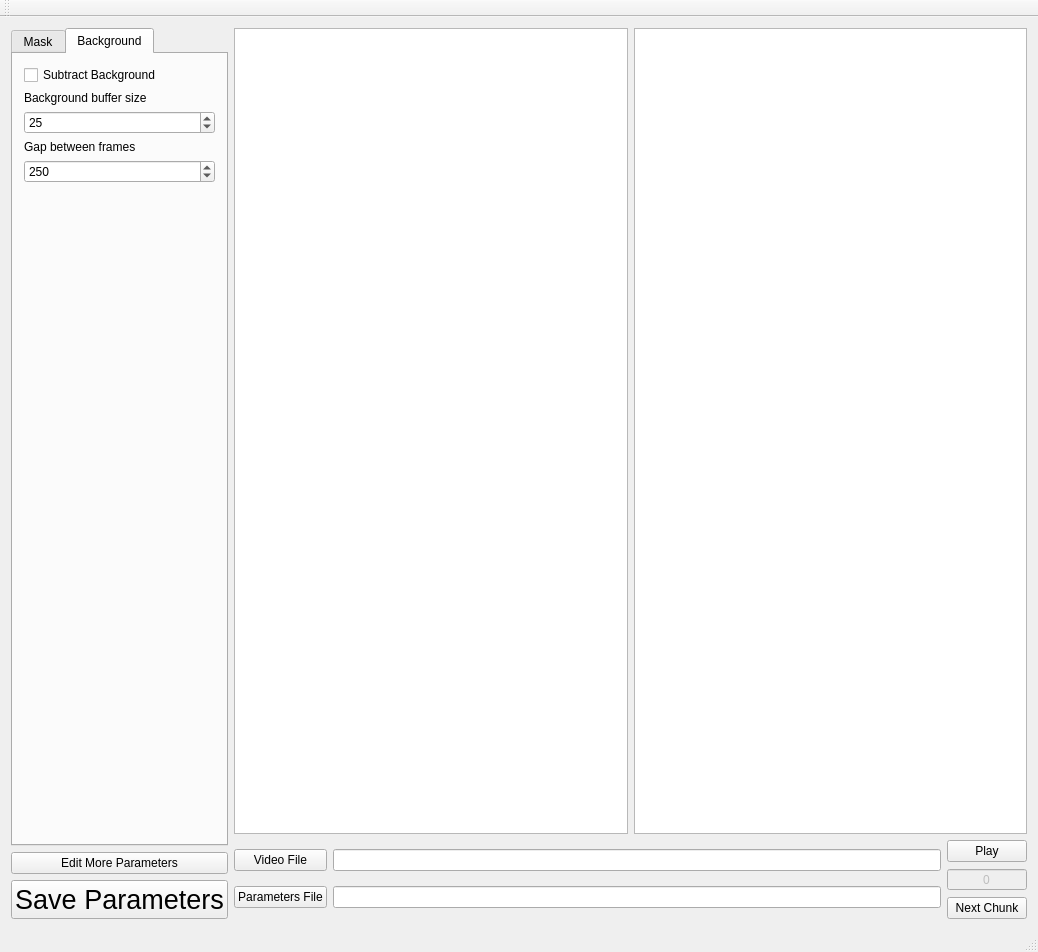
Above: tierpsy/gui/QtDesignerFiles/GetMaskParams.ui from ver228/tierpsy-tracker before the change. Below: the same form after it.
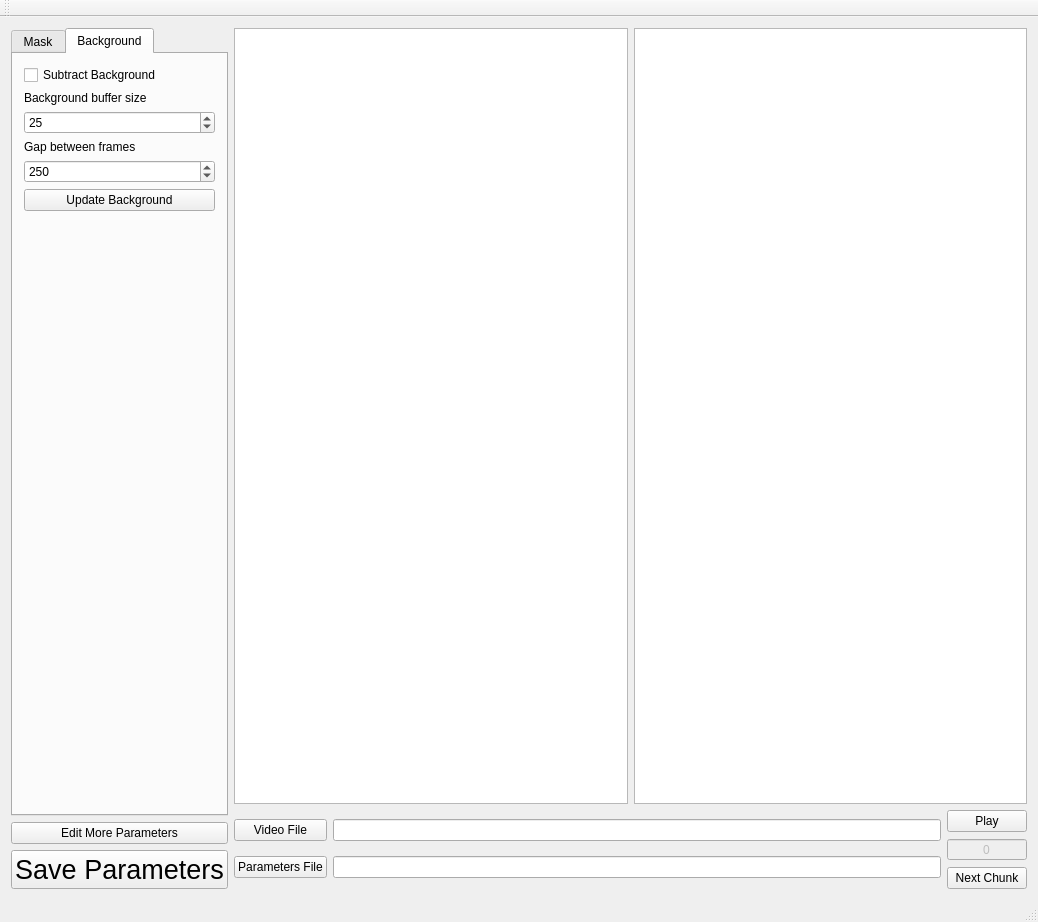
That is the form after the change. The open tabs and pages were chosen to show the change.

Commit message:
fix problems with the set parameters gui
- the program crashed when threshold_block_size was less than 3. Now
this value is not allowed.
- add a button to make clearer how to update the subtracted background.

The edit to the form file:
```diff
--- a/tierpsy/gui/QtDesignerFiles/GetMaskParams.ui
+++ b/tierpsy/gui/QtDesignerFiles/GetMaskParams.ui
@@ -7,7 +7,7 @@
     <x>0</x>
     <y>0</y>
     <width>1038</width>
-    <height>952</height>
+    <height>922</height>
    </rect>
   </property>
   <property name="windowTitle">
@@ -554,6 +554,13 @@
                 </property>
                </widget>
               </item>
+              <item row="4" column="0">
+               <widget class="QPushButton" name="pushButton_update_bgnd">
+                <property name="text">
+                 <string>Update Background</string>
+                </property>
+               </widget>
+              </item>
              </layout>
             </item>
             <item>
```
Left out of the diff: 25 changed lines with no effect on the pictures. The commit also changes 7 other files.
